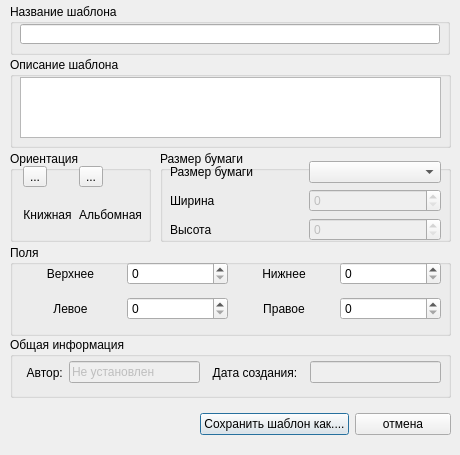
Above: vp_plugins/tEditor/addtemplate.ui from sobiron236/cupsfilter before the change. Below: the same form after it.
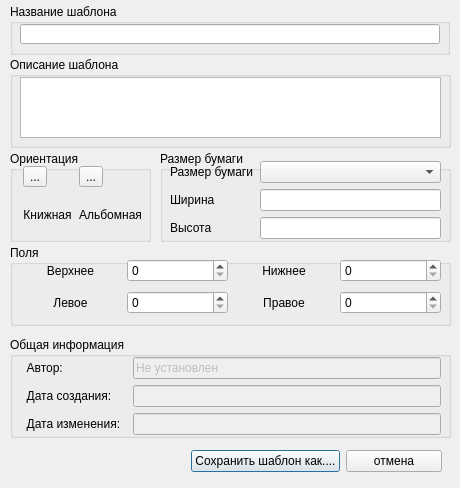
That is the form after the change. Icons and pictures are not drawn.

Commit message: Размещение элементов

What changed in the file:
```diff
--- a/vp_plugins/tEditor/addtemplate.ui
+++ b/vp_plugins/tEditor/addtemplate.ui
@@ -10,7 +10,7 @@
     <x>0</x>
     <y>0</y>
     <width>460</width>
-    <height>455</height>
+    <height>488</height>
    </rect>
   </property>
   <property name="windowTitle">
@@ -54,8 +54,8 @@
   <widget class="QWidget" name="horizontalLayoutWidget_2">
    <property name="geometry">
     <rect>
-     <x>200</x>
-     <y>404</y>
+     <x>191</x>
+     <y>441</y>
      <width>251</width>
      <height>41</height>
     </rect>
@@ -106,7 +106,7 @@
      <x>10</x>
      <y>337</y>
      <width>441</width>
-     <height>61</height>
+     <height>101</height>
     </rect>
    </property>
    <property name="title">
@@ -118,18 +118,18 @@
       <x>10</x>
       <y>20</y>
       <width>421</width>
-      <height>31</height>
+      <height>80</height>
      </rect>
     </property>
-    <layout class="QHBoxLayout" name="horizontalLayout_3">
-     <item>
+    <layout class="QFormLayout" name="formLayout">
+     <item row="0" column="0">
       <widget class="QLabel" name="label">
        <property name="text">
         <string>  Автор:</string>
        </property>
       </widget>
      </item>
-     <item>
+     <item row="0" column="1">
       <widget class="QLineEdit" name="author_lineEd">
        <property name="enabled">
         <bool>false</bool>
@@ -142,15 +142,32 @@
        </property>
       </widget>
      </item>
-     <item>
+     <item row="1" column="0">
       <widget class="QLabel" name="label_3">
        <property name="text">
         <string>  Дата создания:  </string>
        </property>
       </widget>
      </item>
-     <item>
-      <widget class="QLineEdit" name="date_lineEd">
+     <item row="1" column="1">
+      <widget class="QLineEdit" name="cdate_lineEd">
+       <property name="enabled">
+        <bool>false</bool>
+       </property>
+       <property name="readOnly">
+        <bool>true</bool>
+       </property>
+      </widget>
+     </item>
+     <item row="2" column="0">
+      <widget class="QLabel" name="label_7">
+       <property name="text">
+        <string>  Дата изменения:  </string>
+       </property>
+      </widget>
+     </item>
+     <item row="2" column="1">
+      <widget class="QLineEdit" name="mdate_lineEd">
        <property name="enabled">
         <bool>false</bool>
        </property>
@@ -275,7 +292,7 @@
      <x>10</x>
      <y>245</y>
      <width>441</width>
-     <height>91</height>
+     <height>81</height>
     </rect>
    </property>
    <property name="title">
@@ -287,7 +304,7 @@
       <x>10</x>
       <y>11</y>
       <width>421</width>
-      <height>71</height>
+      <height>61</height>
      </rect>
     </property>
     <layout class="QGridLayout" name="gridLayout">
@@ -380,7 +397,7 @@
       <x>10</x>
       <y>10</y>
       <width>271</width>
-      <height>80</height>
+      <height>81</height>
      </rect>
     </property>
     <layout class="QGridLayout" name="gridLayout_4">
@@ -409,16 +426,16 @@
       </widget>
      </item>
      <item row="1" column="1">
-      <widget class="QSpinBox" name="p_heightSpBox">
-       <property name="enabled">
-        <bool>false</bool>
+      <widget class="QLineEdit" name="p_widthLEd">
+       <property name="readOnly">
+        <bool>true</bool>
        </property>
       </widget>
      </item>
      <item row="2" column="1">
-      <widget class="QSpinBox" name="p_widthSpBox">
-       <property name="enabled">
-        <bool>false</bool>
+      <widget class="QLineEdit" name="p_heightLEd">
+       <property name="readOnly">
+        <bool>true</bool>
        </property>
       </widget>
      </item>
```
Left out of the diff: 12 changed lines with no effect on the pictures.
